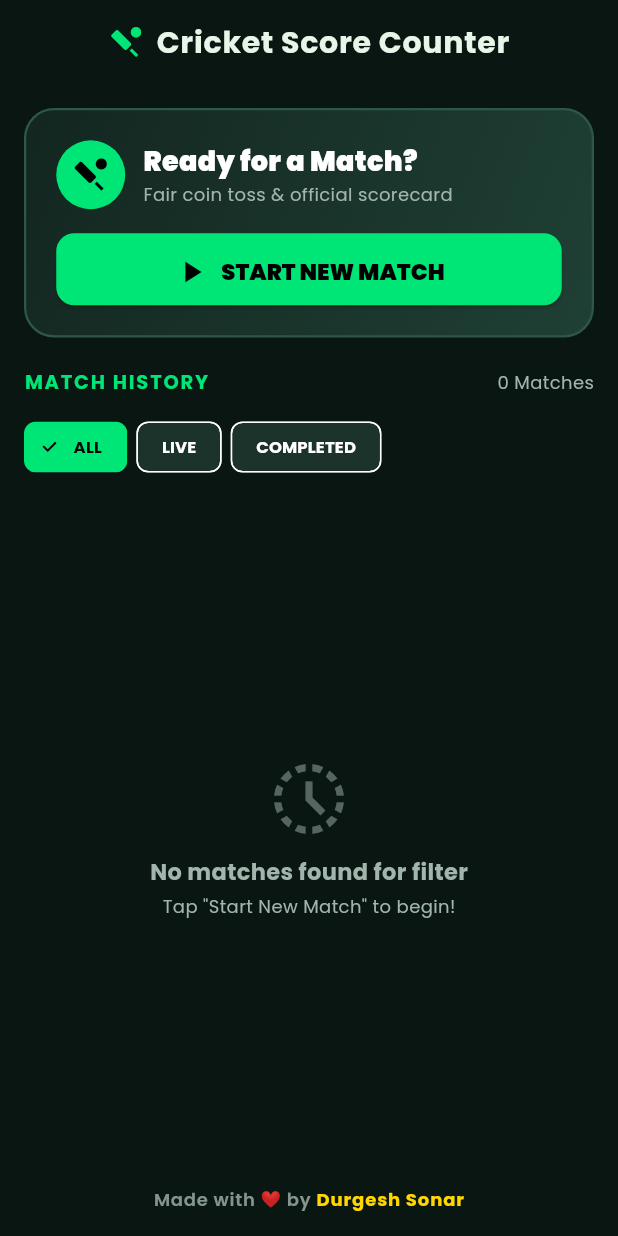
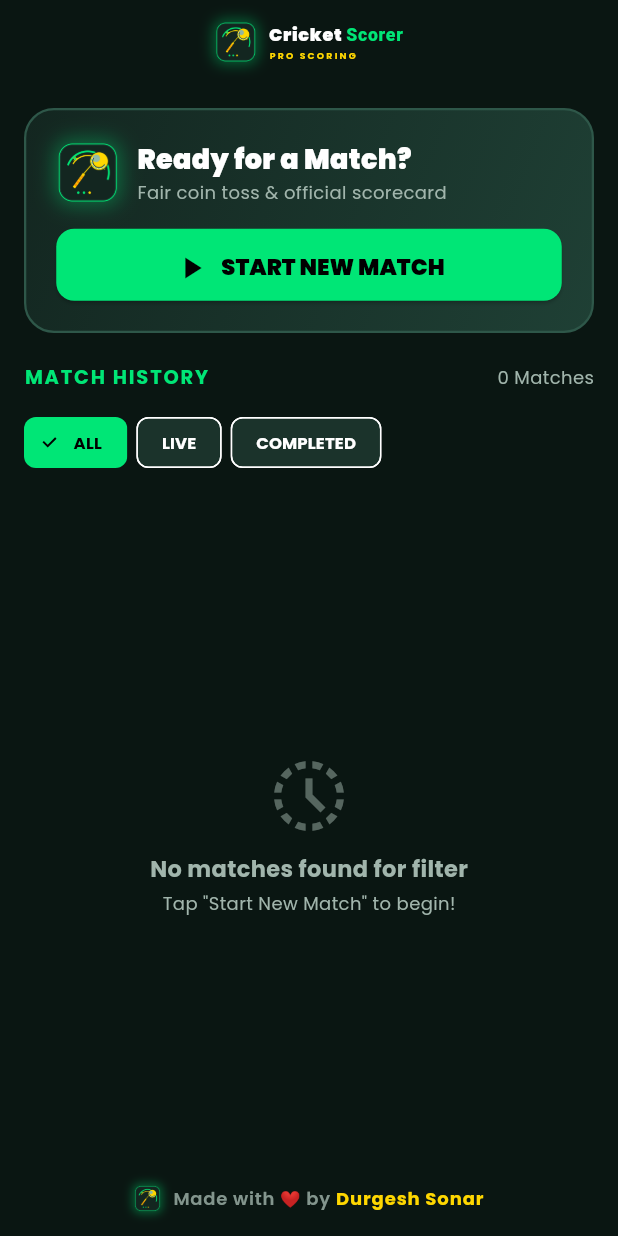
Before and after one commit to durgeshksonar5/Smart-Cricket-Scorer, a Flutter app: the screen it shows after launch, on a phone screen of 412 x 824 dp. Run offline on Flutter 3.47's test engine with Material 3 defaults, Android fonts, the phone set to English and light mode, and no system bars; our stand-ins replace confetti, google_fonts, shared_preferences.

Commit message:
implement home screen UI and add branding assets across platforms

```diff
--- a/lib/screens/home_screen.dart
+++ b/lib/screens/home_screen.dart
@@ -6,6 +6,7 @@ import '../controllers/match_controller.dart';
 import '../models/match_model.dart';
 import '../theme/app_theme.dart';
 import '../widgets/made_by_footer.dart';
+import '../widgets/app_logo.dart';
 import 'team_setup_screen.dart';
 import 'coin_toss_screen.dart';
 import 'scorecard_screen.dart';
@@ -73,14 +74,7 @@ class _HomeScreenState extends State<HomeScreen> {
 
     return Scaffold(
       appBar: AppBar(
-        title: const Row(
-          mainAxisSize: MainAxisSize.min,
-          children: [
-            Icon(Icons.sports_cricket, color: AppTheme.primaryEmerald),
-            SizedBox(width: 8),
-            Text('Cricket Score Counter'),
-          ],
-        ),
+        title: const AppLogo(size: 28, showText: true),
       ),
       body: SafeArea(
         child: Padding(
@@ -279,14 +273,7 @@ class _HomeScreenState extends State<HomeScreen> {
         children: [
           Row(
             children: [
-              Container(
-                padding: const EdgeInsets.all(10),
-                decoration: const BoxDecoration(
-                  color: AppTheme.primaryEmerald,
-                  shape: BoxShape.circle,
-                ),
-                child: const Icon(Icons.sports_cricket, color: Colors.black, size: 26),
-              ),
+              const AppLogo(size: 42, showText: false),
               const SizedBox(width: 12),
               const Column(
                 crossAxisAlignment: CrossAxisAlignment.start,
--- a/lib/widgets/app_footer.dart
+++ b/lib/widgets/app_footer.dart
@@ -1,5 +1,6 @@
 import 'package:flutter/material.dart';
 import '../theme/app_theme.dart';
+import 'app_logo.dart';
 
 class AppFooter extends StatelessWidget {
   final EdgeInsetsGeometry padding;
@@ -17,6 +18,8 @@ class AppFooter extends StatelessWidget {
         child: Row(
           mainAxisSize: MainAxisSize.min,
           children: [
+            const AppLogo(size: 18, showText: false),
+            const SizedBox(width: 8),
             Text(
               'Made with ',
               style: TextStyle(
--- /dev/null
+++ b/lib/widgets/app_logo.dart
@@ -0,0 +1,115 @@
+import 'package:flutter/material.dart';
+import 'package:google_fonts/google_fonts.dart';
+import '../theme/app_theme.dart';
+
+class AppLogo extends StatelessWidget {
+  final double size;
+  final bool showText;
+  final bool compact;
+  final Color? textColor;
+
+  const AppLogo({
+    super.key,
+    this.size = 40.0,
+    this.showText = true,
+    this.compact = false,
+    this.textColor,
+  });
+
+  @override
+  Widget build(BuildContext context) {
+    Widget iconWidget = Container(
+      width: size,
+      height: size,
+      decoration: BoxDecoration(
+        borderRadius: BorderRadius.circular(size * 0.25),
+        boxShadow: [
+          BoxShadow(
+            color: AppTheme.primaryEmerald.withValues(alpha: 0.35),
+            blurRadius: size * 0.25,
+            spreadRadius: 1,
+          ),
+        ],
+      ),
+      child: ClipRRect(
+        borderRadius: BorderRadius.circular(size * 0.25),
+        child: Image.asset(
+          'assets/branding/app-icon.png',
+          width: size,
+          height: size,
+          fit: BoxFit.cover,
+          errorBuilder: (context, error, stackTrace) {
+            return Container(
+              color: AppTheme.cardBg,
+              child: Icon(Icons.sports_cricket, size: size * 0.6, color: AppTheme.primaryEmerald),
+            );
+          },
+        ),
+      ),
+    );
+
+    if (!showText) return iconWidget;
+
+    if (compact) {
+      return Column(
+        mainAxisSize: MainAxisSize.min,
+        children: [
+          iconWidget,
+          const SizedBox(height: 6),
+          Text(
+            'Cricket Scorer',
+            style: GoogleFonts.poppins(
+              fontSize: size * 0.35,
+              fontWeight: FontWeight.bold,
+              color: textColor ?? Colors.white,
+              letterSpacing: 0.5,
+            ),
+          ),
+        ],
+      );
+    }
+
+    return Row(
+      mainAxisSize: MainAxisSize.min,
+      crossAxisAlignment: CrossAxisAlignment.center,
+      children: [
+        iconWidget,
+        SizedBox(width: size * 0.28),
+        Column(
+          mainAxisSize: MainAxisSize.min,
+          crossAxisAlignment: CrossAxisAlignment.start,
+          children: [
+            RichText(
+              text: TextSpan(
+                text: 'Cricket ',
+                style: GoogleFonts.poppins(
+                  fontSize: size * 0.42,
+                  fontWeight: FontWeight.w900,
+                  color: textColor ?? Colors.white,
+                  letterSpacing: 0.5,
+                ),
+                children: const [
+                  TextSpan(
+                    text: 'Scorer',
+                    style: TextStyle(
+                      color: AppTheme.primaryEmerald,
+                    ),
+                  ),
+                ],
+              ),
+            ),
+            Text(
+              'PRO SCORING',
+              style: GoogleFonts.poppins(
+                fontSize: size * 0.22,
+                fontWeight: FontWeight.w700,
+                color: AppTheme.coinGold,
+                letterSpacing: 1.5,
+              ),
+            ),
+          ],
+        ),
+      ],
+    );
+  }
+}
```
Also changed, not shown: pubspec.yaml (+3 -4 lines), assets/branding/app-icon-foreground.png (added), assets/branding/app-icon.png (added), assets/branding/favicon.png (added), assets/branding/logo-dark.png (added), assets/branding/logo-light.png (added), assets/branding/logo.png (added), assets/branding/logo.svg (added), landing-page/assets/logo/app-icon.png (added), landing-page/assets/logo/favicon.png (added), landing-page/assets/logo/ic_launcher.png, landing-page/assets/logo/logo-dark.png (added), landing-page/assets/logo/logo-light.png (added), landing-page/assets/logo/logo.png (added), 1 more files, 26 other files.
